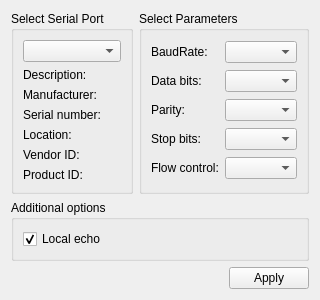
The window that serialsettingsdialog.ui (aleksander1084/RRC-manager2) describes before a commit, drawn with Qt 5.
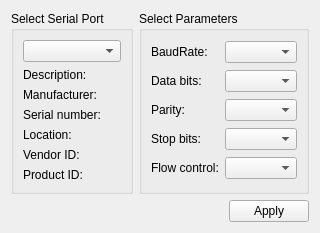
The same window after the commit.

```diff
--- a/serialsettingsdialog.ui
+++ b/serialsettingsdialog.ui
@@ -6,8 +6,8 @@
    <rect>
     <x>0</x>
     <y>0</y>
-    <width>281</width>
-    <height>272</height>
+    <width>298</width>
+    <height>231</height>
    </rect>
   </property>
   <property name="windowTitle">
@@ -128,25 +128,6 @@
     </widget>
    </item>
    <item row="1" column="0" colspan="2">
-    <widget class="QGroupBox" name="additionalOptionsGroupBox">
-     <property name="title">
-      <string>Additional options</string>
-     </property>
-     <layout class="QVBoxLayout" name="verticalLayout_2">
-      <item>
-       <widget class="QCheckBox" name="localEchoCheckBox_2">
-        <property name="text">
-         <string>Local echo</string>
-        </property>
-        <property name="checked">
-         <bool>true</bool>
-        </property>
-       </widget>
-      </item>
-     </layout>
-    </widget>
-   </item>
-   <item row="2" column="0" colspan="2">
     <layout class="QHBoxLayout" name="horizontalLayout_2">
      <item>
       <spacer name="horizontalSpacer_2">
```
Left out of the diff: 108 changed lines with no effect on the pictures.
